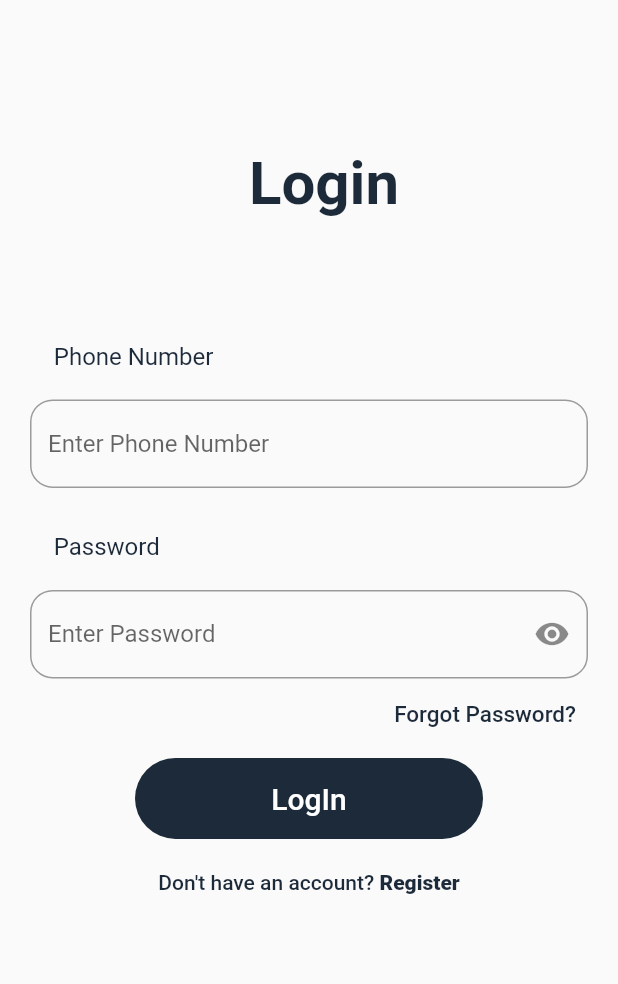
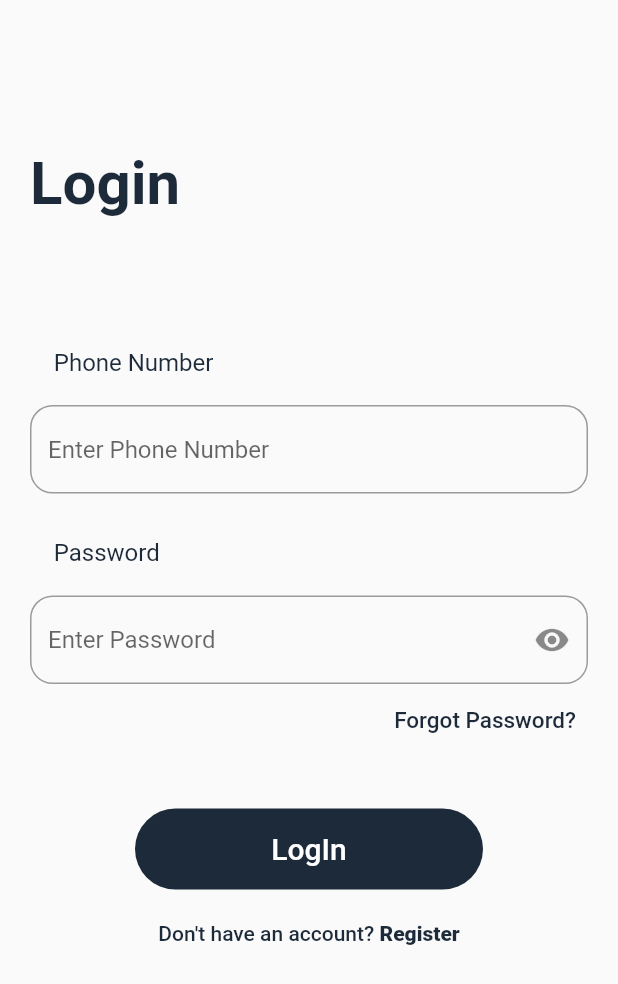
Before and after one commit to sdhairya/college_event_management_system, a Flutter app: the screen it shows after launch, on a phone screen of 412 x 824 dp. Shown: the top 984 px of the screen. Run offline on Flutter 3.47's test engine with Material 2 defaults, Android fonts, the phone set to English and light mode, and no system bars.

Commit message:
initial commit

```diff
--- a/lib/main.dart
+++ b/lib/main.dart
@@ -1,3 +1,4 @@
+import 'package:college_event_management/size_config.dart';
 import 'package:flutter/foundation.dart';
 import 'package:flutter/material.dart';
 
@@ -34,6 +35,8 @@ class _MyHomePageState extends State<MyHomePage> {
   int _counter = 0;
   bool _isobscure = true;
 
+
+
   void _incrementCounter() {
     setState(() {
       _counter++;
@@ -42,9 +45,12 @@ class _MyHomePageState extends State<MyHomePage> {
 
   @override
   Widget build(BuildContext context) {
+    SizeConfig().init(context);
+    var screensize=MediaQuery.of(context).size;
     return Scaffold(
       resizeToAvoidBottomInset: false,
       body: Stack(
+
         children: <Widget>[
 
 
@@ -53,10 +59,9 @@ class _MyHomePageState extends State<MyHomePage> {
           Column(
             children: [
               Align(alignment: Alignment(0, 0)),
-
-
               Container(
-
+                  height: getHeight(50),
+                  width: getWidth(kIsWeb ? 100 : double.infinity),
                   margin: EdgeInsets.only(
                       left: 20, top: MediaQuery.of(context).size.height * 0.12),
                   child: const Text(
@@ -68,7 +73,9 @@ class _MyHomePageState extends State<MyHomePage> {
                         color: Color(0xFF1D2A3A)),
                   )),
               Container(
-                  width: kIsWeb ? 600 : double.infinity,
+                height: getHeight(555),
+                  width: getWidth(kIsWeb ? 100 : double.infinity),
+                  // width: kIsWeb ? 600 : double.infinity,
                   // constraints: BoxConstraints(maxWidth: 1000),
                   alignment: Alignment.center,
                   margin: EdgeInsets.only(
@@ -88,7 +95,7 @@ class _MyHomePageState extends State<MyHomePage> {
                           hintText: 'Enter Phone Number',
                         ),
                       ),
-                      SizedBox(
+                      const SizedBox(
                         height: 30,
                       ),
                       const Text('    Password\n',
@@ -113,6 +120,7 @@ class _MyHomePageState extends State<MyHomePage> {
                       ),
                       Align(
                           alignment: Alignment(1, 0),
+
                           child: TextButton(
                             onPressed: () {},
                             child: const Text(
@@ -121,6 +129,9 @@ class _MyHomePageState extends State<MyHomePage> {
                                   fontSize: 15, color: Color(0xFF1D2A3A)),
                             ),
                           )),
+                      const SizedBox(
+                        height: 30,
+                      ),
                       Padding(
                           padding: const EdgeInsets.symmetric(
                               horizontal: 70, vertical: 5),
```
